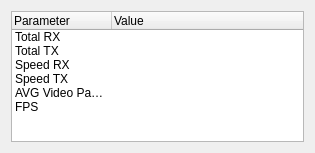
This is source/client/ui/statistics_dialog.ui in dchapyshev/aspia as Qt 5 draws it before an edit. The edited form follows.
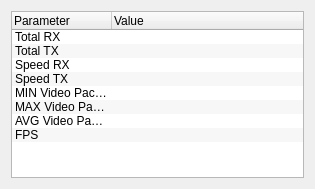
This is the edited form.

Commit message: Added "MIN Video Packet" and "MAX Video Packet" metrics.

The edit to the form file:
```diff
--- a/source/client/ui/statistics_dialog.ui
+++ b/source/client/ui/statistics_dialog.ui
@@ -7,7 +7,7 @@
     <x>0</x>
     <y>0</y>
     <width>315</width>
-    <height>153</height>
+    <height>189</height>
    </rect>
   </property>
   <property name="windowTitle">
@@ -16,6 +16,12 @@
   <layout class="QVBoxLayout" name="verticalLayout">
    <item>
     <widget class="QTreeWidget" name="tree">
+     <property name="showDropIndicator" stdset="0">
+      <bool>false</bool>
+     </property>
+     <property name="alternatingRowColors">
+      <bool>true</bool>
+     </property>
      <property name="indentation">
       <number>0</number>
      </property>
@@ -49,6 +55,16 @@
        <string notr="true">Speed TX</string>
       </property>
      </item>
+     <item>
+      <property name="text">
+       <string notr="true">MIN Video Packet</string>
+      </property>
+     </item>
+     <item>
+      <property name="text">
+       <string notr="true">MAX Video Packet</string>
+      </property>
+     </item>
      <item>
       <property name="text">
        <string notr="true">AVG Video Packet</string>
```
Left out of the diff: 6 changed lines with no effect on the pictures. The commit also changes 15 other files.
